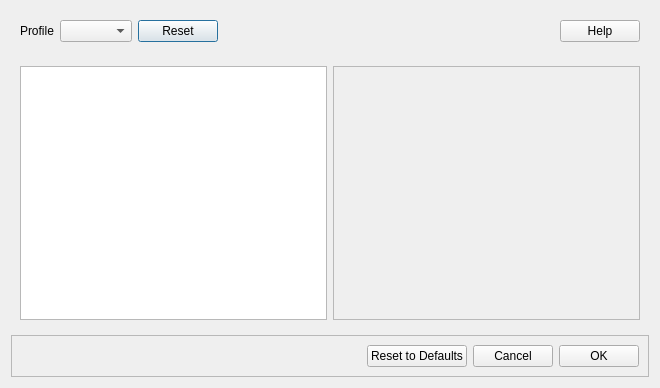
Qt form joulescope_ui/preferences_dialog.ui (jetperch/pyjoulescope_ui) before a commit.
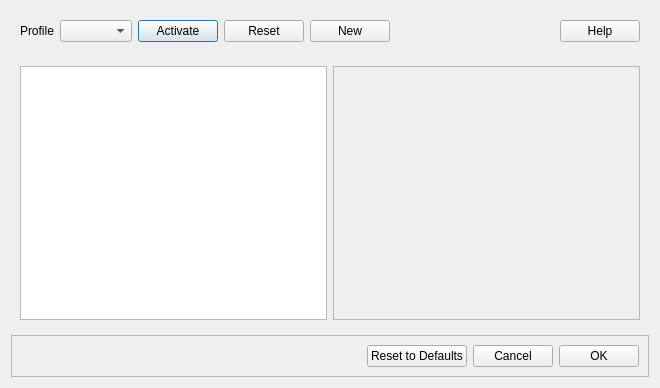
The same form after that commit.

Commit message: Added profile support to Preferences UI.

What changed in the file:
```diff
--- a/joulescope_ui/preferences_dialog.ui
+++ b/joulescope_ui/preferences_dialog.ui
@@ -30,6 +30,13 @@
       <item>
        <widget class="QComboBox" name="profileComboBox"/>
       </item>
+      <item>
+       <widget class="QPushButton" name="profileActivateButton">
+        <property name="text">
+         <string>Activate</string>
+        </property>
+       </widget>
+      </item>
       <item>
        <widget class="QPushButton" name="profileResetButton">
         <property name="text">
@@ -37,6 +44,13 @@
         </property>
        </widget>
       </item>
+      <item>
+       <widget class="QPushButton" name="profileNewButton">
+        <property name="text">
+         <string>New</string>
+        </property>
+       </widget>
+      </item>
       <item>
        <spacer name="profileHorizontalSpacer">
         <property name="orientation">
```
The commit also changes 5 other files.
